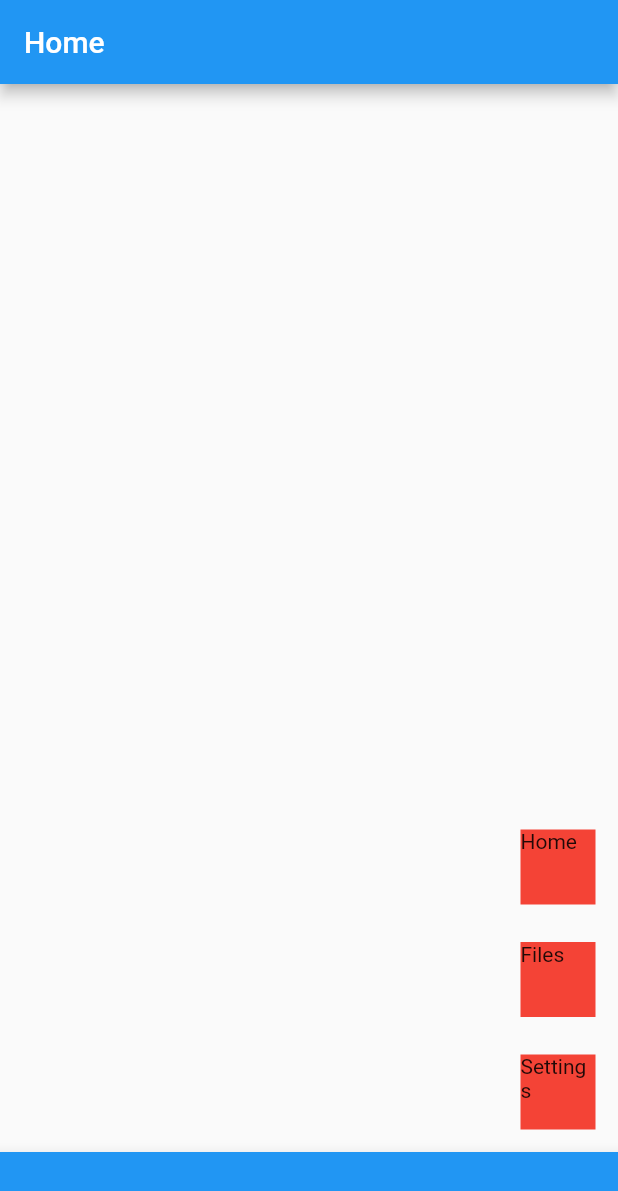
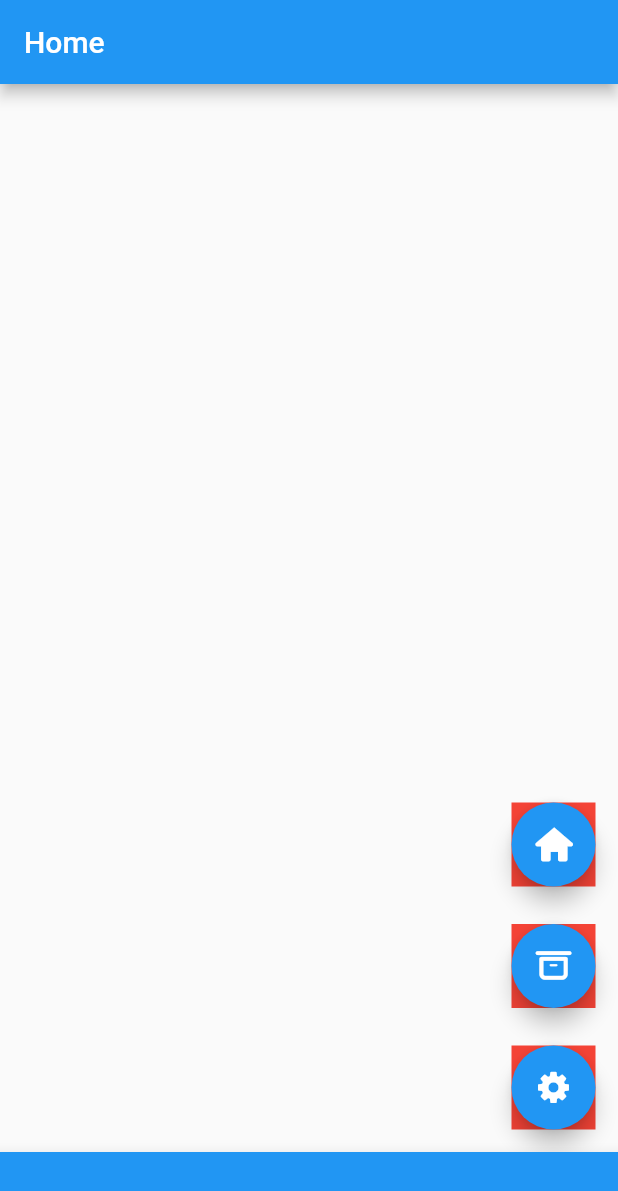
Before and after one commit to BigDeeEss/dash_cam_app, a Flutter app: the screen it shows after launch, on a phone screen of 412 x 824 dp. Shown: the top 1191 px of the screen. Run offline on Flutter 3.47's test engine with Material 2 defaults, Android fonts, the phone set to English and light mode, and no system bars.

Commit message:
Save for transfer.

```diff
--- a/lib/button.dart
+++ b/lib/button.dart
@@ -24,9 +24,12 @@ class Button extends StatelessWidget {
       child: Container(
         color: Colors.red,
         child: SizedBox(
-          height: this.buttonSpec.size,
-          width: this.buttonSpec.size,
-          child: Text(this.buttonSpec.title),
+          child: FloatingActionButton(
+            // Use buttonSpec.title for heroTag.
+            heroTag: this.buttonSpec.title,
+            child: this.buttonSpec.icon,
+            onPressed: () => this.buttonSpec.onPressed(context),
+          ),
         ),
       ),
     );
--- a/lib/button_specs.dart
+++ b/lib/button_specs.dart
@@ -41,9 +41,9 @@ ButtonSpec home = ButtonSpec(
 
 //  Files page button specs.
 ButtonSpec files = ButtonSpec(
-  icon: Icon(CustomIcons.videocam),
+  icon: Icon(CustomIcons.archive),
   onPressed: (context) {
-    Navigator.of(context).pushReplacement(basePageTranstion(home));
+    Navigator.of(context).pushReplacement(basePageTranstion(files));
   },
   size: 50,
   title: 'Files',
```
